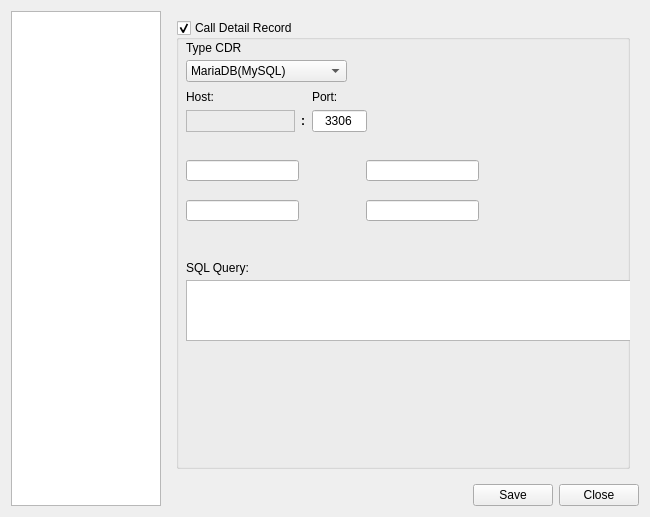
Before: the Qt Designer form src/settings.ui in brestows/voipmanager, drawn with Qt 5.
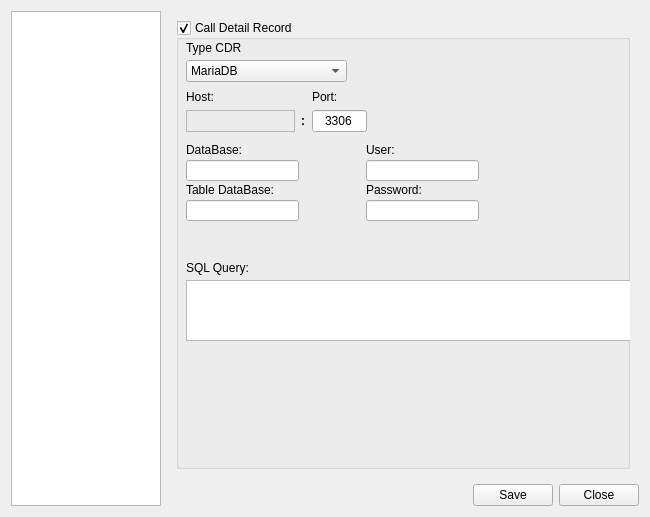
After: the same form once the commit is applied. The open tabs and pages were chosen to show the change. Custom widgets are drawn as their Qt base class.

Commit message: setting voip server

```diff
--- a/src/settings.ui
+++ b/src/settings.ui
@@ -223,7 +223,7 @@
             </property>
             <item>
              <property name="text">
-              <string>MariaDB(MySQL)</string>
+              <string>MariaDB</string>
              </property>
             </item>
             <item>
@@ -394,6 +394,58 @@
              </item>
             </layout>
            </widget>
+           <widget class="QLabel" name="label_10">
+            <property name="geometry">
+             <rect>
+              <x>10</x>
+              <y>120</y>
+              <width>121</width>
+              <height>20</height>
+             </rect>
+            </property>
+            <property name="text">
+             <string>DataBase:</string>
+            </property>
+           </widget>
+           <widget class="QLabel" name="label_11">
+            <property name="geometry">
+             <rect>
+              <x>190</x>
+              <y>120</y>
+              <width>121</width>
+              <height>20</height>
+             </rect>
+            </property>
+            <property name="text">
+             <string>User:</string>
+            </property>
+           </widget>
+           <widget class="QLabel" name="label_12">
+            <property name="geometry">
+             <rect>
+              <x>10</x>
+              <y>160</y>
+              <width>121</width>
+              <height>20</height>
+             </rect>
+            </property>
+            <property name="text">
+             <string>Table DataBase:</string>
+            </property>
+           </widget>
+           <widget class="QLabel" name="label_13">
+            <property name="geometry">
+             <rect>
+              <x>190</x>
+              <y>160</y>
+              <width>121</width>
+              <height>20</height>
+             </rect>
+            </property>
+            <property name="text">
+             <string>Password:</string>
+            </property>
+           </widget>
           </widget>
          </item>
         </layout>
```
Left out of the diff: 53 changed lines with no effect on the pictures. The commit also changes 8 other files.
